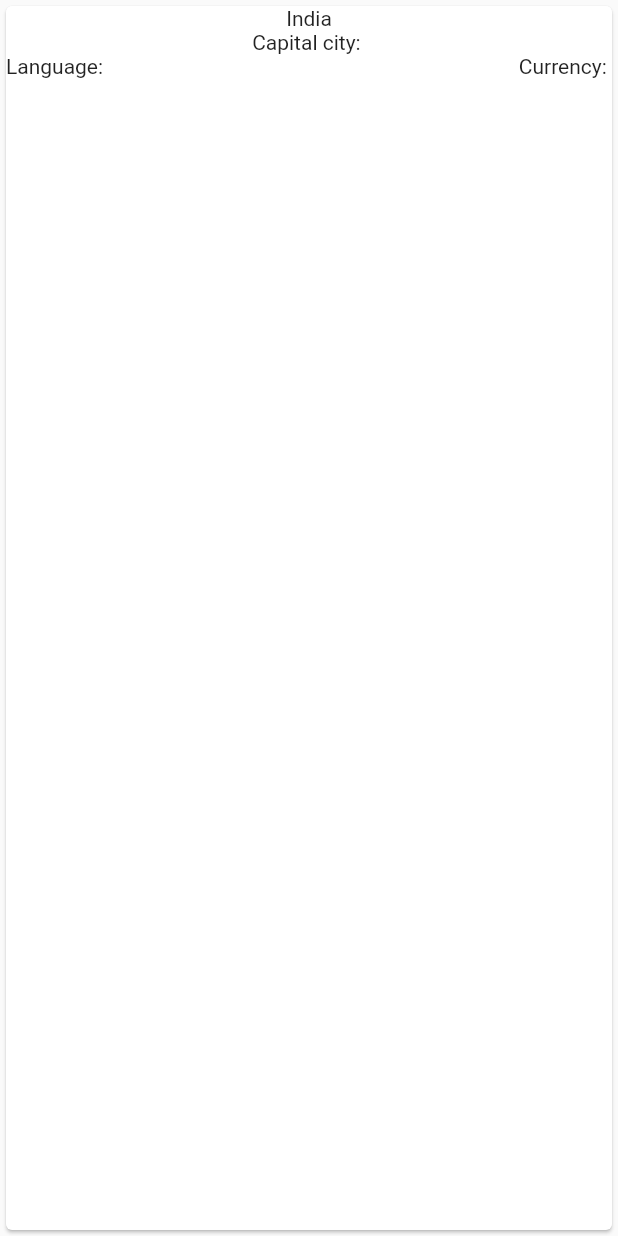
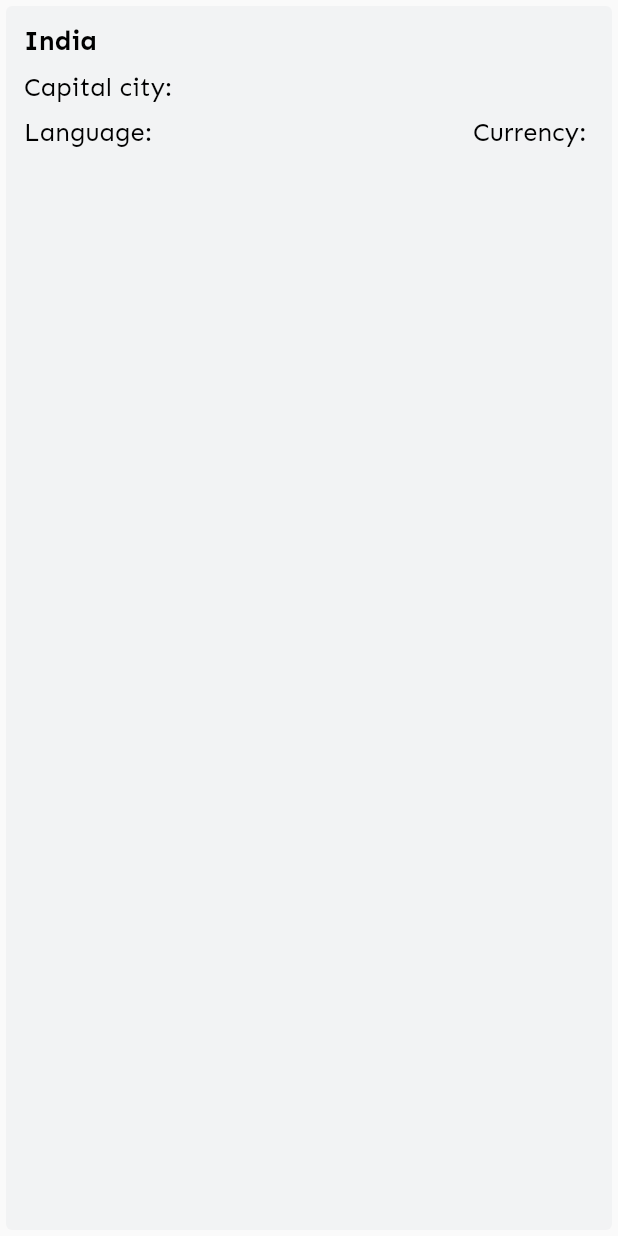
Before and after one commit to greeshmakannegolla/interactive_maps, a Flutter app: the CountryCard widget shown alone on an empty page, opened directly, on a phone screen of 412 x 824 dp. Run offline on Flutter 3.47's test engine with Material 2 defaults, Android fonts, the phone set to English and light mode, and no system bars; our stand-ins replace flutter_map, latlong2, sliding_up_panel.

Commit message:
UI fixed in country card

```diff
--- a/interactive_maps_application/lib/helpers/style_constants.dart
+++ b/interactive_maps_application/lib/helpers/style_constants.dart
@@ -7,3 +7,17 @@
   color: ColorConstants.kTextPrimaryColor,
   fontSize: 26,
 );
+
+const kData = TextStyle(
+  fontFamily: "Sen",
+  fontWeight: FontWeight.w400,
+  color: ColorConstants.kTextPrimaryColor,
+  fontSize: 17,
+);
+
+const kSubHeader = TextStyle(
+  fontFamily: "Sen",
+  fontWeight: FontWeight.w600,
+  color: ColorConstants.kTextPrimaryColor,
+  fontSize: 18,
+);
--- a/interactive_maps_application/lib/reusable_widgets/country_card.dart
+++ b/interactive_maps_application/lib/reusable_widgets/country_card.dart
@@ -1,4 +1,6 @@
 import 'package:flutter/material.dart';
+import 'package:interactive_maps_application/helpers/color_constants.dart';
+import 'package:interactive_maps_application/helpers/style_constants.dart';
 
 class CountryCard extends StatefulWidget {
   const CountryCard({Key? key}) : super(key: key);
@@ -11,22 +13,39 @@
   @override
   Widget build(BuildContext context) {
     return Card(
+      elevation: 0,
+      color: ColorConstants.kSecondaryTextColor.withOpacity(0.05),
+      child: Padding(
+        padding: const EdgeInsets.symmetric(horizontal: 12.0, vertical: 12),
         child: Column(
+          crossAxisAlignment: CrossAxisAlignment.start,
           children: [
             //TODO: Get from API
             const Text(
               "India",
+              style: kSubHeader,
             ),
-          const Text('Capital city: '),
+            const SizedBox(
+              height: 10,
+            ),
+            const Text(
+              'Capital city: ',
+              style: kData,
+            ),
+            //TODO: Get from API
+            const SizedBox(
+              height: 10,
+            ),
             Row(
               mainAxisAlignment: MainAxisAlignment.spaceBetween,
               children: const [
-              Text('Language: '),
-              Text('Currency: '),
+                Text('Language: ', style: kData), //TODO: Get from API
+                Text('Currency: ', style: kData), //TODO: Get from API
               ],
             ),
           ],
         ),
+      ),
     );
   }
 }
--- a/interactive_maps_application/lib/views/home_page.dart
+++ b/interactive_maps_application/lib/views/home_page.dart
@@ -93,7 +93,6 @@
     return MediaQuery.removePadding(
         context: context,
         removeTop: true,
-        child: SingleChildScrollView(
         child: Column(
           children: [
             const SizedBox(
@@ -110,11 +109,12 @@
             const SizedBox(
               height: 36,
             ),
+            //TODO: Check scroll renderflex
             ListView.builder(
               controller: scrollController,
               shrinkWrap: true,
               physics: const ClampingScrollPhysics(),
-                itemCount: 30, // TODO: Get from API
+              itemCount: 5, // TODO: Get from API
               itemBuilder: (BuildContext ctx, int index) {
                 return const Padding(
                   padding: EdgeInsets.symmetric(vertical: 3, horizontal: 8),
@@ -123,7 +123,6 @@
               },
             ),
           ],
-          ),
         ));
   }
 
@@ -159,7 +158,7 @@
 
   Widget _buildDragHandle() {
     return InkWell(
-      onTap: togglePanel,
+      onTap: togglePanel, //TODO: Check why not working
       child: Center(
         child: Container(
           width: 30,
```
Lines whose indentation alone changed are shown as unchanged.
